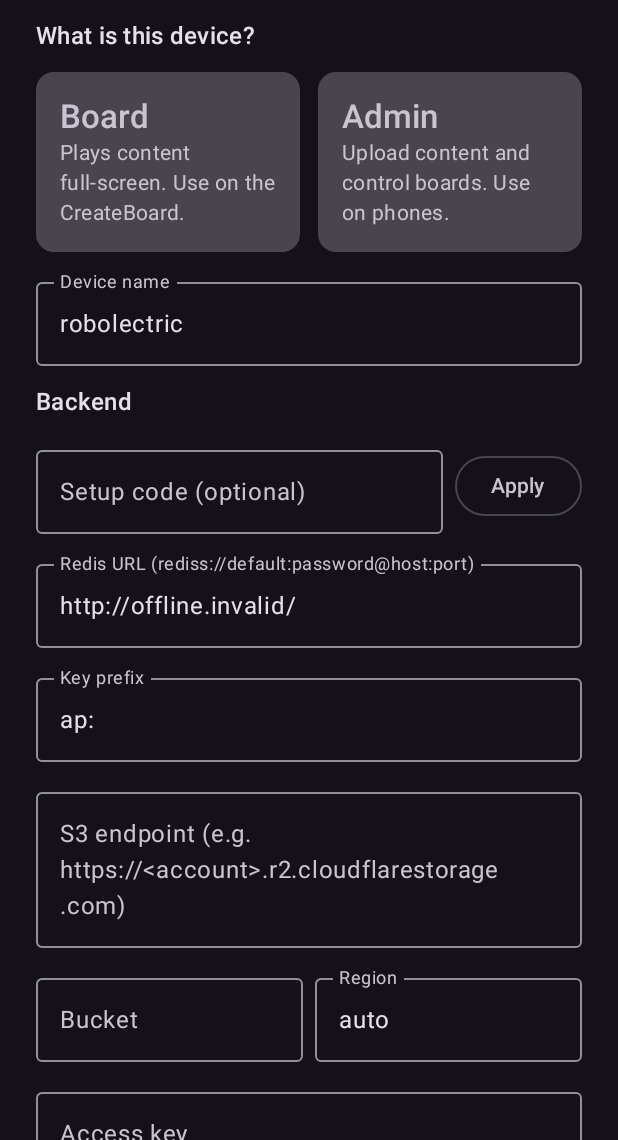
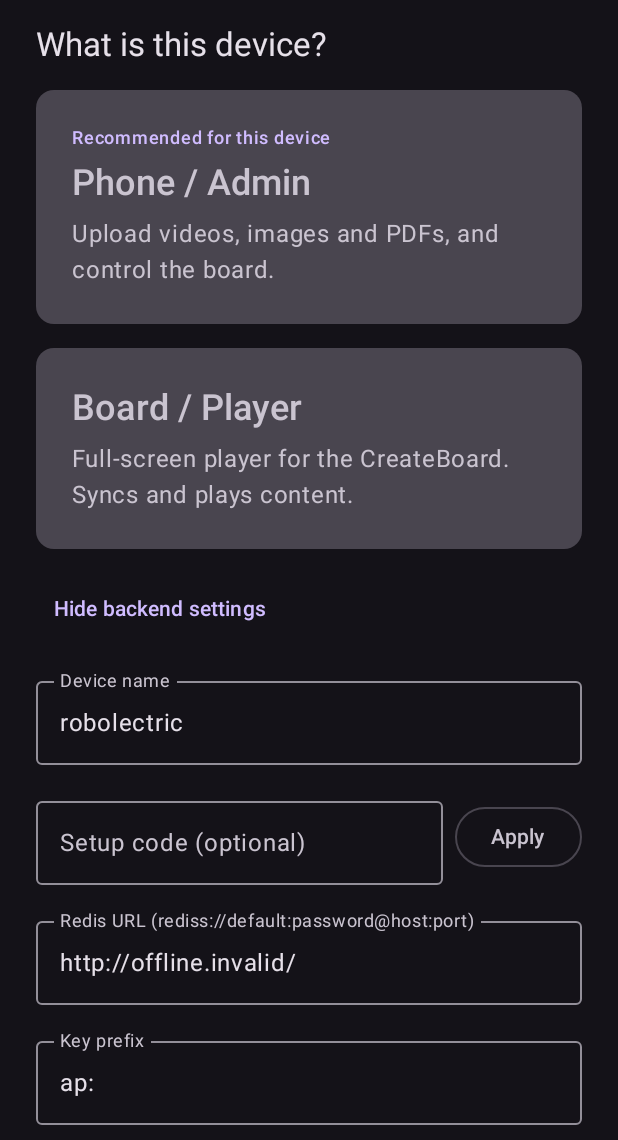
Before and after one commit to shubhrgunjan/androplay, an Android app built with Jetpack Compose: the screen it shows after launch (MainActivity), on a phone screen of 412 x 824 dp, the part 96-1236 px from its top. Run offline under Robolectric (Android 15) with nearby library versions, the phone set to English and light mode, and no system bars.

Commit message:
One-tap first run: pick Phone/Admin or Board, backend settings tucked away
Builds made with androplay.* keys in local.properties ship preconfigured, so new
devices only choose their role.

Co-Authored-By: Claude Opus 5.5 <noreply@anthropic.com>

```diff
--- a/app/build.gradle.kts
+++ b/app/build.gradle.kts
@@ -21,8 +21,8 @@ android {
         applicationId = "app.androplay"
         minSdk = 28
         targetSdk = 34
-        versionCode = 3
-        versionName = "0.1.2"
+        versionCode = 4
+        versionName = "0.2.0"
 
         buildConfigField("String", "DEFAULT_REDIS_URL", localString("androplay.redisUrl"))
         buildConfigField("String", "DEFAULT_S3_ENDPOINT", localString("androplay.s3Endpoint"))
--- a/app/src/main/java/app/androplay/MainActivity.kt
+++ b/app/src/main/java/app/androplay/MainActivity.kt
@@ -27,6 +27,7 @@ import androidx.compose.material3.OutlinedButton
 import androidx.compose.material3.OutlinedTextField
 import androidx.compose.material3.Surface
 import androidx.compose.material3.Text
+import androidx.compose.material3.TextButton
 import androidx.compose.material3.darkColorScheme
 import androidx.compose.runtime.Composable
 import androidx.compose.runtime.getValue
@@ -107,21 +108,40 @@ class MainActivity : ComponentActivity() {
         var code by remember { mutableStateOf("") }
         var status by remember { mutableStateOf<String?>(null) }
         var testing by remember { mutableStateOf(false) }
+        // Builds ship with the lab backend, so the only real question is "board or phone?".
+        var showBackend by remember { mutableStateOf(!cfg.isComplete) }
+        val bigScreen = resources.configuration.smallestScreenWidthDp >= 600
+
+        fun choose(r: Role) {
+            role = r
+            if (cfg.isComplete) onSave(r, name.trim().ifEmpty { s.deviceName }, cfg.normalized()) else showBackend = true
+        }
 
         Column(
             Modifier.fillMaxSize().safeDrawingPadding().verticalScroll(rememberScrollState()).padding(24.dp),
             horizontalAlignment = Alignment.CenterHorizontally,
         ) {
-            Column(Modifier.widthIn(max = 640.dp), verticalArrangement = Arrangement.spacedBy(12.dp)) {
+            Column(Modifier.widthIn(max = 640.dp), verticalArrangement = Arrangement.spacedBy(16.dp)) {
                 Text("AndroPlay", style = MaterialTheme.typography.headlineLarge, fontWeight = FontWeight.Bold)
-                Text("What is this device?", style = MaterialTheme.typography.titleMedium)
-                Row(horizontalArrangement = Arrangement.spacedBy(12.dp)) {
-                    RoleCard("Board", "Plays content full-screen. Use on the CreateBoard.", role == Role.BOARD, Modifier.weight(1f)) { role = Role.BOARD }
-                    RoleCard("Admin", "Upload content and control boards. Use on phones.", role == Role.ADMIN, Modifier.weight(1f)) { role = Role.ADMIN }
+                Text("What is this device?", style = MaterialTheme.typography.titleLarge)
+                RoleCard(
+                    title = "Phone / Admin",
+                    text = "Upload videos, images and PDFs, and control the board.",
+                    badge = if (!bigScreen) "Recommended for this device" else null,
+                    selected = role == Role.ADMIN,
+                ) { choose(Role.ADMIN) }
+                RoleCard(
+                    title = "Board / Player",
+                    text = "Full-screen player for the CreateBoard. Syncs and plays content.",
+                    badge = if (bigScreen) "Recommended for this device" else null,
+                    selected = role == Role.BOARD,
+                ) { choose(Role.BOARD) }
+
+                TextButton(onClick = { showBackend = !showBackend }) {
+                    Text(if (showBackend) "Hide backend settings" else "Backend settings")
                 }
+                if (showBackend) {
                     OutlinedTextField(name, { name = it }, label = { Text("Device name") }, singleLine = true, modifier = Modifier.fillMaxWidth())
-
-                Text("Backend", style = MaterialTheme.typography.titleMedium)
                     Row(verticalAlignment = Alignment.CenterVertically, horizontalArrangement = Arrangement.spacedBy(8.dp)) {
                         OutlinedTextField(code, { code = it }, label = { Text("Setup code (optional)") }, singleLine = true, modifier = Modifier.weight(1f))
                         OutlinedButton(onClick = {
@@ -130,13 +150,16 @@ class MainActivity : ComponentActivity() {
                     }
                     Field("Redis URL (rediss://default:password@host:port)", cfg.redisUrl) { cfg = cfg.copy(redisUrl = it) }
                     Field("Key prefix", cfg.prefix) { cfg = cfg.copy(prefix = it) }
-                Field("S3 endpoint (e.g. https://<account>.r2.cloudflarestorage.com)", cfg.s3Endpoint) { cfg = cfg.copy(s3Endpoint = it) }
+                    Field("S3 endpoint", cfg.s3Endpoint) { cfg = cfg.copy(s3Endpoint = it) }
                     Row(horizontalArrangement = Arrangement.spacedBy(8.dp)) {
                         Field("Bucket", cfg.bucket, Modifier.weight(1f)) { cfg = cfg.copy(bucket = it) }
                         Field("Region", cfg.s3Region, Modifier.weight(1f)) { cfg = cfg.copy(s3Region = it) }
                     }
                     Field("Access key", cfg.accessKey) { cfg = cfg.copy(accessKey = it) }
                     Field("Secret key", cfg.secretKey, secret = true) { cfg = cfg.copy(secretKey = it) }
+                    OutlinedButton(onClick = { cfg = BackendConfig.buildDefault; status = "Restored built-in backend" }) {
+                        Text("Use built-in backend")
+                    }
 
                     status?.let { Text(it, color = MaterialTheme.colorScheme.tertiary) }
                     Row(horizontalArrangement = Arrangement.spacedBy(8.dp)) {
@@ -151,15 +174,16 @@ class MainActivity : ComponentActivity() {
                                     testing = false
                                 }
                             },
-                    ) { Text("Test connection") }
+                        ) { Text("Test") }
                         OutlinedButton(enabled = cfg.isComplete, onClick = {
                             getSystemService(ClipboardManager::class.java).setPrimaryClip(ClipData.newPlainText("AndroPlay setup", cfg.toCode()))
-                        Toast.makeText(this@MainActivity, "Setup code copied. Paste it on other devices.", Toast.LENGTH_LONG).show()
-                    }) { Text("Copy setup code") }
+                            Toast.makeText(this@MainActivity, "Setup code copied", Toast.LENGTH_SHORT).show()
+                        }) { Text("Copy code") }
                         Button(
                             enabled = role != null && cfg.isComplete && name.isNotBlank(),
                             onClick = { onSave(role!!, name.trim(), cfg.normalized()) },
-                    ) { Text("Save & start") }
+                        ) { Text("Save") }
+                    }
                 }
             }
         }
@@ -175,17 +199,18 @@ class MainActivity : ComponentActivity() {
     }
 
     @Composable
-    private fun RoleCard(title: String, text: String, selected: Boolean, modifier: Modifier, onClick: () -> Unit) {
+    private fun RoleCard(title: String, text: String, badge: String?, selected: Boolean, onClick: () -> Unit) {
         Card(
             onClick = onClick,
-            modifier = modifier,
+            modifier = Modifier.fillMaxWidth(),
             colors = CardDefaults.cardColors(
                 containerColor = if (selected) MaterialTheme.colorScheme.primaryContainer else MaterialTheme.colorScheme.surfaceVariant,
             ),
         ) {
-            Column(Modifier.padding(16.dp)) {
-                Text(title, style = MaterialTheme.typography.titleLarge, fontWeight = FontWeight.SemiBold)
-                Text(text, style = MaterialTheme.typography.bodyMedium)
+            Column(Modifier.padding(24.dp), verticalArrangement = Arrangement.spacedBy(6.dp)) {
+                badge?.let { Text(it, style = MaterialTheme.typography.labelMedium, color = MaterialTheme.colorScheme.primary) }
+                Text(title, style = MaterialTheme.typography.headlineSmall, fontWeight = FontWeight.SemiBold)
+                Text(text, style = MaterialTheme.typography.bodyLarge)
             }
         }
     }
```
Lines whose indentation alone changed are shown as unchanged.
